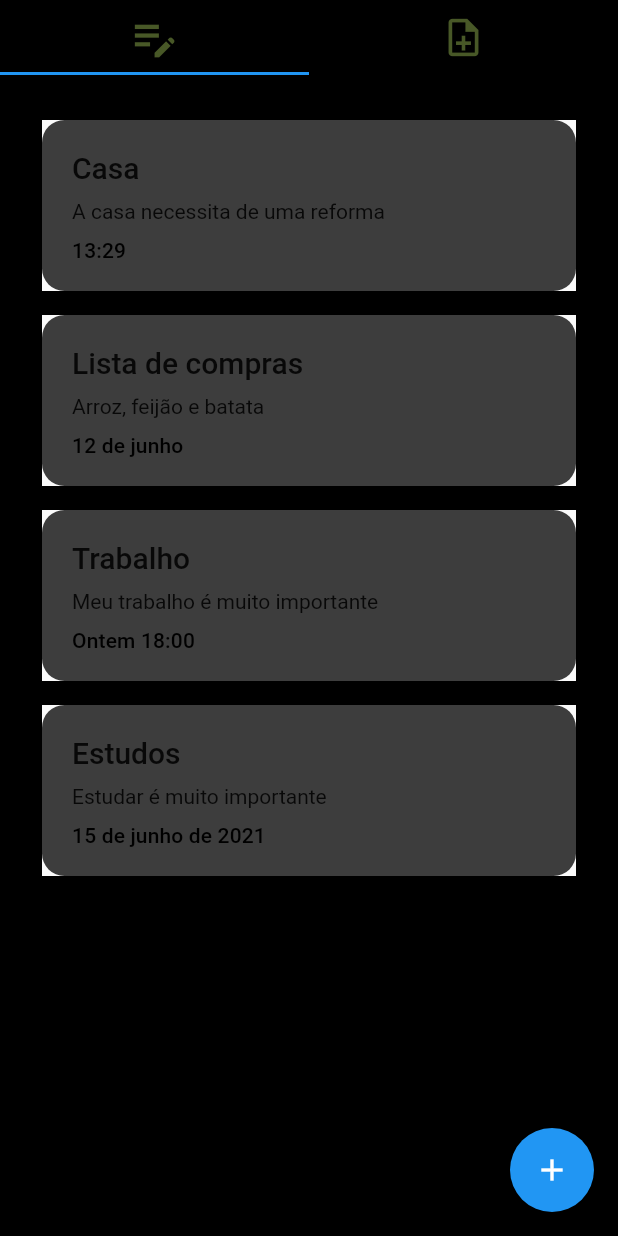
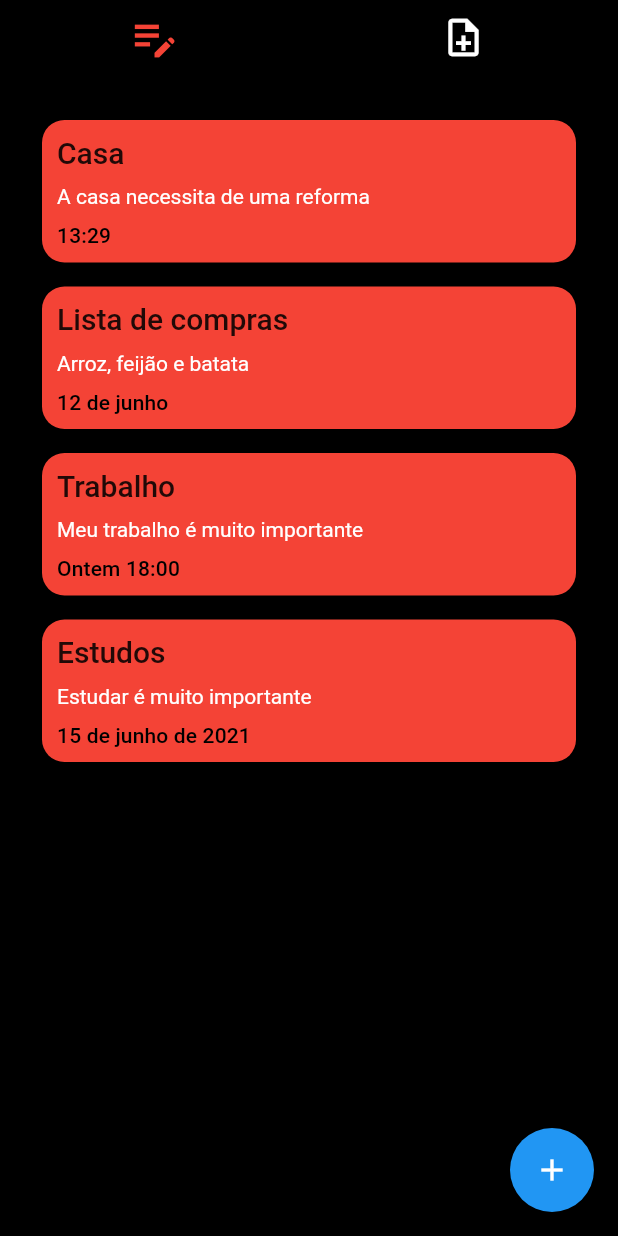
Before and after one commit to 7matar/tcc, a Flutter app: the screen it shows after launch, on a phone screen of 412 x 824 dp. Run offline on Flutter 3.47's test engine with Material 2 defaults, Android fonts, the phone set to English and light mode, and no system bars.

Commit message:
primeiro commit

```diff
--- a/lib/app/views/home_view.dart
+++ b/lib/app/views/home_view.dart
@@ -23,17 +23,20 @@ class _HomeViewState extends State<HomeView> {
             child: AppBar(
               backgroundColor: const Color.fromARGB(255, 0, 0, 0),
               bottom: const TabBar(
+                indicatorColor: Colors.transparent,
+                unselectedLabelColor: Colors.white,
+                labelColor: Colors.red,
                 tabs: [
                   Tab(
                       icon: Icon(
                     Icons.edit_note,
-                    color: Color.fromARGB(255, 72, 88, 39),
+                    //color: Color.fromARGB(255, 72, 88, 39),
                     size: 35,
                   )),
                   Tab(
                       icon: Icon(
                     Icons.note_add_outlined,
-                    color: Color.fromARGB(255, 72, 88, 39),
+                    // color: Color.fromARGB(255, 72, 88, 39),
                     size: 30,
                   )),
                 ],
--- a/lib/app/widgets/custom_list_card_widget.dart
+++ b/lib/app/widgets/custom_list_card_widget.dart
@@ -7,21 +7,14 @@ class CustomListCardWidget extends StatelessWidget {
 
   @override
   Widget build(BuildContext context) {
-    return Material(
-      child: Container(
-        height: 114,
+    return Container(
+      padding: const EdgeInsets.all(10),
       decoration: const BoxDecoration(
-          color: Color.fromARGB(193, 0, 0, 0),
+        color: Colors.red,
         borderRadius: (BorderRadius.all(
           Radius.circular(15),
         )),
       ),
-        child: Row(
-          mainAxisAlignment: MainAxisAlignment.spaceBetween,
-          children: [
-            Expanded(
-              child: Padding(
-                padding: const EdgeInsets.all(20.0),
       child: Column(
         crossAxisAlignment: CrossAxisAlignment.start,
         children: [
@@ -29,13 +22,11 @@ class CustomListCardWidget extends StatelessWidget {
             anotacao.title,
             style: Theme.of(context).textTheme.headline6,
             softWrap: true,
-                      overflow: TextOverflow.visible,
+            overflow: TextOverflow.ellipsis,
+            maxLines: 1,
           ),
           const SizedBox(height: 10),
-                    Text(
-                      anotacao.parag,
-                      style: Theme.of(context).textTheme.bodyText2,
-                    ),
+          Text(anotacao.parag, style: Theme.of(context).textTheme.bodyText2),
           const SizedBox(height: 10),
           Text(
             anotacao.date,
@@ -43,11 +34,6 @@ class CustomListCardWidget extends StatelessWidget {
           ),
         ],
       ),
-              ),
-            ),
-          ],
-        ),
-      ),
     );
   }
 }
--- a/lib/main.dart
+++ b/lib/main.dart
@@ -15,9 +15,16 @@ void main() {
 class MyApp extends StatelessWidget {
   @override
   Widget build(BuildContext context) {
-    return const MaterialApp(
+    return MaterialApp(
       debugShowCheckedModeBanner: false,
-      home: HomeView(),
+      home: const HomeView(),
+      theme: ThemeData(
+        textTheme: const TextTheme(
+          bodyText2: TextStyle(color: Colors.white),
+        ),
+        highlightColor: Colors.transparent,
+        splashColor: Colors.transparent,
+      ),
     );
   }
 }
```
Lines whose indentation alone changed are shown as unchanged.
